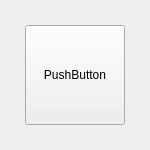
a-LeoNardo-w/Yoshkar-Ola_Shalagin, file PyQT/UI.ui: the form before one commit.
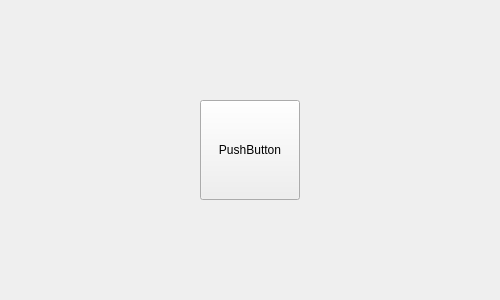
The form after the commit.

What changed in the file:
```diff
--- a/PyQT/UI.ui
+++ b/PyQT/UI.ui
@@ -6,8 +6,8 @@
    <rect>
     <x>0</x>
     <y>0</y>
-    <width>150</width>
-    <height>150</height>
+    <width>500</width>
+    <height>300</height>
    </rect>
   </property>
   <property name="windowTitle">
@@ -16,8 +16,8 @@
   <widget class="QPushButton" name="pushButton">
    <property name="geometry">
     <rect>
-     <x>25</x>
-     <y>25</y>
+     <x>200</x>
+     <y>100</y>
      <width>100</width>
      <height>100</height>
     </rect>
```
